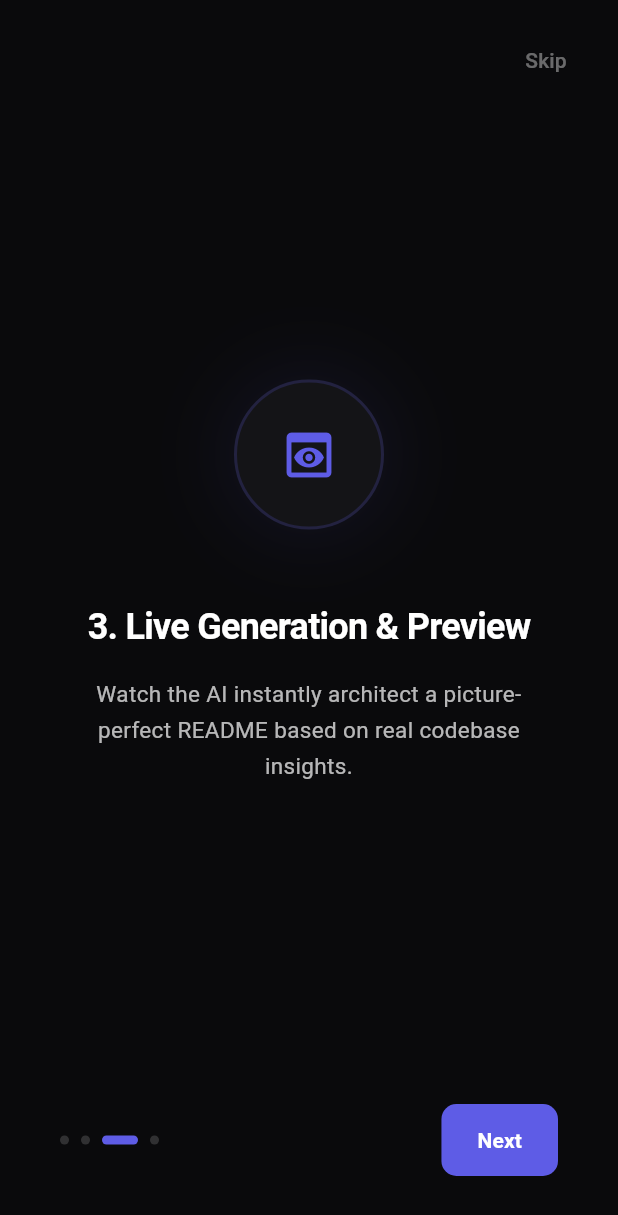
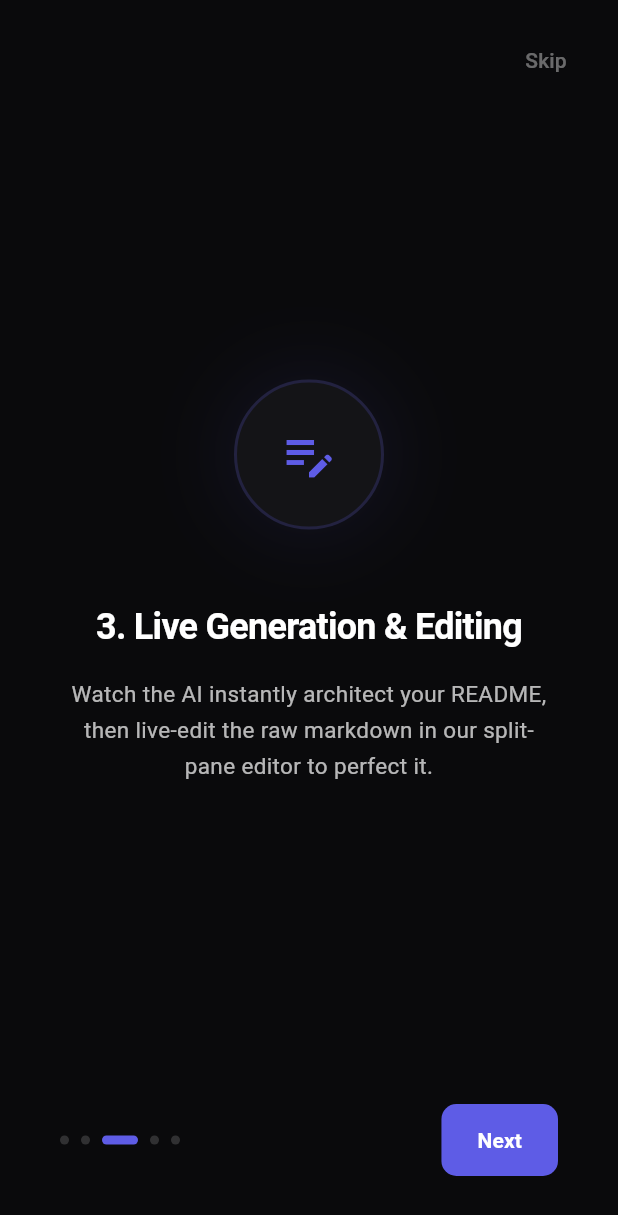
Before and after one commit to JAIN2309/ReadmeArchitect, a Flutter app: the screen it shows after launch, swiped to page 3, on a phone screen of 412 x 824 dp. Shown: the top 1215 px of the screen. Run offline on Flutter 3.47's test engine with Material 3 defaults, Android fonts, the phone set to English and light mode, and no system bars; our stand-ins replace flutter_markdown, shared_preferences; missing offline and left inert: universal_html; Roboto replaces fonts that are missing (Segoe UI).

Commit message:
feat: Update onboarding screen to highlight Live Edit and Direct PRs

```diff
--- a/frontend/lib/screens/onboarding_screen.dart
+++ b/frontend/lib/screens/onboarding_screen.dart
@@ -32,13 +32,18 @@ class _OnboardingScreenState extends State<OnboardingScreen> {
       description: 'Choose Basic for simple tools, Advanced for portfolios, or Professional for enterprise-grade docs with badges and setup guides.',
     ),
     _OnboardingStep(
-      icon: Icons.preview,
-      title: '3. Live Generation & Preview',
-      description: 'Watch the AI instantly architect a picture-perfect README based on real codebase insights.',
+      icon: Icons.edit_note,
+      title: '3. Live Generation & Editing',
+      description: 'Watch the AI instantly architect your README, then live-edit the raw markdown in our split-pane editor to perfect it.',
+    ),
+    _OnboardingStep(
+      icon: Icons.merge_type,
+      title: '4. Direct GitHub PRs',
+      description: 'Add your Personal Access Token in Settings and instantly push your polished README directly to your repository as a Pull Request!',
     ),
     _OnboardingStep(
       icon: Icons.inventory_2,
-      title: '4. Export & History',
+      title: '5. Export & History',
       description: 'Copy to clipboard, download as a .md file, or swipe into the history panel to revisit past generations.',
     ),
   ];
```
